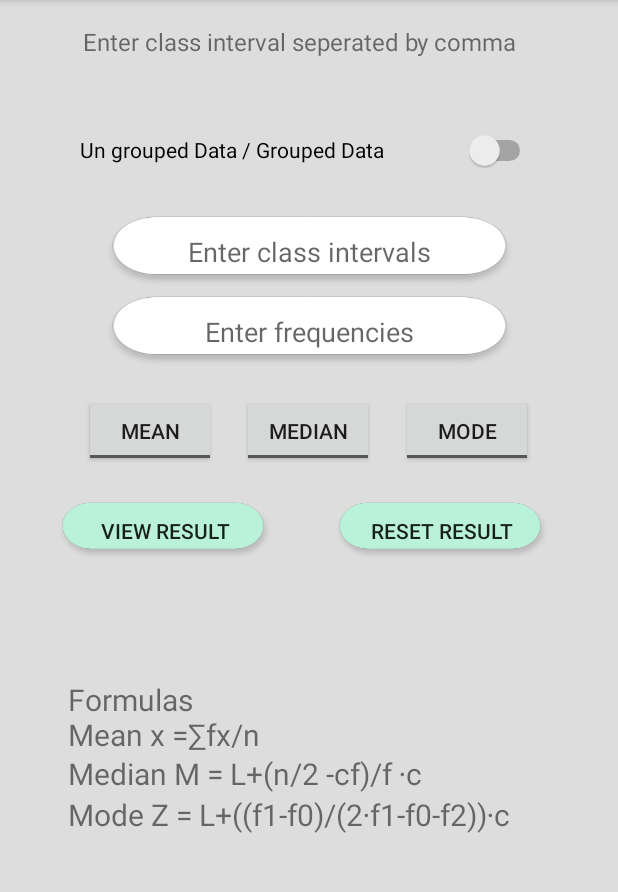
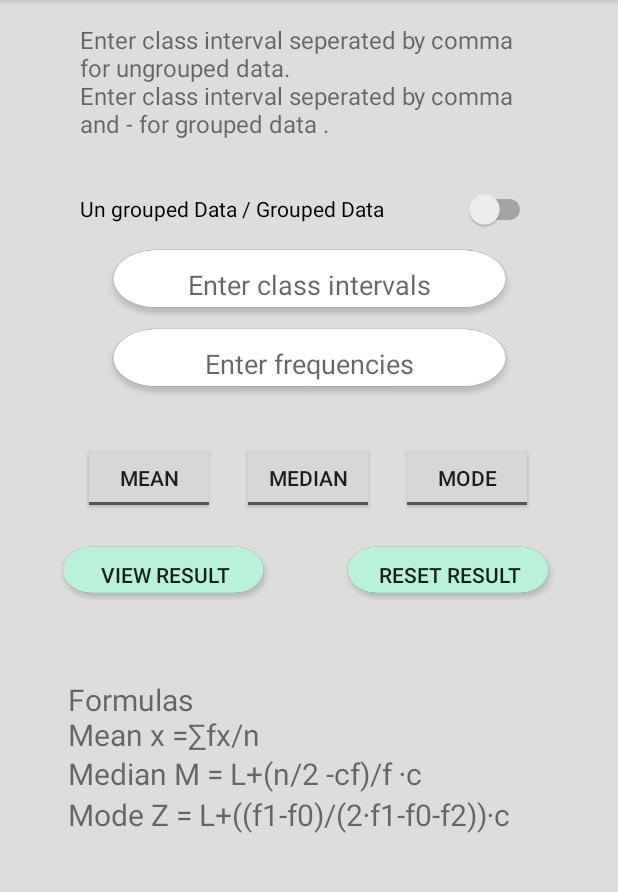
Before and after one commit to aditya0072001/Stats, an Android app: the screen it shows after launch (MainActivity), on a phone screen of 412 x 824 dp, the part 84-976 px from its top. Run offline under Robolectric (Android 15) with nearby library versions, the phone set to English and light mode, and no system bars; 4 statements that could not run were skipped.

Commit message:
fixed all problem project fully ready.

```diff
--- a/app/src/main/res/layout/activity_main.xml
+++ b/app/src/main/res/layout/activity_main.xml
@@ -13,47 +13,47 @@
         android:layout_width="279dp"
         android:layout_height="50dp"
         android:background="@drawable/input"
-        android:hint="Enter frequencies"
+        android:hint="@string/enter_frequencies"
         android:textAlignment="center"
         app:layout_constraintBottom_toBottomOf="parent"
         app:layout_constraintEnd_toEndOf="parent"
         app:layout_constraintStart_toStartOf="parent"
         app:layout_constraintTop_toTopOf="parent"
-        app:layout_constraintVertical_bias="0.273" />
+        app:layout_constraintVertical_bias="0.303" />
 
     <Button
         android:id="@+id/viewresult"
         android:layout_width="148dp"
         android:layout_height="42dp"
         android:background="@drawable/reset"
-        android:text="View Result"
+        android:text="@string/view_result"
         android:textAlignment="center"
         app:layout_constraintBottom_toBottomOf="parent"
         app:layout_constraintEnd_toEndOf="parent"
         app:layout_constraintHorizontal_bias="0.136"
         app:layout_constraintStart_toStartOf="parent"
         app:layout_constraintTop_toTopOf="parent"
-        app:layout_constraintVertical_bias="0.458" />
+        app:layout_constraintVertical_bias="0.499" />
 
     <ToggleButton
         android:id="@+id/mode"
         android:layout_width="wrap_content"
         android:layout_height="wrap_content"
-        android:textOff="Mode"
-        android:textOn="Mode"
+        android:textOff="@string/mode"
+        android:textOn="@string/mode"
         app:layout_constraintBottom_toBottomOf="parent"
         app:layout_constraintEnd_toEndOf="parent"
         app:layout_constraintHorizontal_bias="0.826"
         app:layout_constraintStart_toStartOf="parent"
         app:layout_constraintTop_toTopOf="parent"
-        app:layout_constraintVertical_bias="0.366" />
+        app:layout_constraintVertical_bias="0.409" />
 
     <TextView
         android:id="@+id/welcome"
-        android:layout_width="300dp"
-        android:layout_height="42dp"
-        android:text="Enter class interval seperated by comma"
-        android:textSize="16dp"
+        android:layout_width="304dp"
+        android:layout_height="88dp"
+        android:text="@string/enter_class_interval_seperated_by_comma"
+        android:textSize="16sp"
         app:layout_constraintBottom_toBottomOf="parent"
         app:layout_constraintHorizontal_bias="0.495"
         app:layout_constraintLeft_toLeftOf="parent"
@@ -66,19 +66,19 @@
         android:layout_width="279dp"
         android:layout_height="50dp"
         android:background="@drawable/input"
-        android:hint="Enter class intervals"
+        android:hint="@string/enter_class_intervals"
         android:textAlignment="center"
         app:layout_constraintBottom_toBottomOf="parent"
         app:layout_constraintEnd_toEndOf="parent"
         app:layout_constraintStart_toStartOf="parent"
         app:layout_constraintTop_toTopOf="parent"
-        app:layout_constraintVertical_bias="0.199" />
+        app:layout_constraintVertical_bias="0.229" />
 
     <TextView
         android:id="@+id/formulas"
         android:layout_width="328dp"
         android:layout_height="251dp"
-        android:textSize="20dp"
+        android:textSize="20sp"
         app:layout_constraintBottom_toBottomOf="parent"
         app:layout_constraintEnd_toEndOf="parent"
         app:layout_constraintHorizontal_bias="0.543"
@@ -91,53 +91,53 @@
         android:layout_width="148dp"
         android:layout_height="42dp"
         android:background="@drawable/reset"
-        android:text="Reset Result"
+        android:text="@string/reset_result"
         android:textAlignment="center"
         app:layout_constraintBottom_toBottomOf="parent"
         app:layout_constraintEnd_toEndOf="parent"
-        app:layout_constraintHorizontal_bias="0.836"
+        app:layout_constraintHorizontal_bias="0.855"
         app:layout_constraintStart_toStartOf="parent"
         app:layout_constraintTop_toTopOf="parent"
-        app:layout_constraintVertical_bias="0.458" />
+        app:layout_constraintVertical_bias="0.499" />
 
     <ToggleButton
         android:id="@+id/mean"
         android:layout_width="wrap_content"
         android:layout_height="wrap_content"
-        android:textOff="Mean"
-        android:textOn="Mean"
+        android:textOff="@string/mean"
+        android:textOn="@string/mean"
         app:layout_constraintBottom_toBottomOf="parent"
         app:layout_constraintEnd_toEndOf="parent"
-        app:layout_constraintHorizontal_bias="0.173"
+        app:layout_constraintHorizontal_bias="0.17"
         app:layout_constraintStart_toStartOf="parent"
         app:layout_constraintTop_toTopOf="parent"
-        app:layout_constraintVertical_bias="0.366" />
+        app:layout_constraintVertical_bias="0.409" />
 
     <ToggleButton
         android:id="@+id/median"
         android:layout_width="wrap_content"
         android:layout_height="wrap_content"
-        android:textOff="Median"
-        android:textOn="Median"
+        android:textOff="@string/median"
+        android:textOn="@string/median"
         app:layout_constraintBottom_toBottomOf="parent"
         app:layout_constraintEnd_toEndOf="parent"
         app:layout_constraintHorizontal_bias="0.498"
         app:layout_constraintStart_toStartOf="parent"
         app:layout_constraintTop_toTopOf="parent"
-        app:layout_constraintVertical_bias="0.366" />
+        app:layout_constraintVertical_bias="0.409" />
 
     <Switch
         android:id="@+id/dataselect"
         android:layout_width="304dp"
         android:layout_height="45dp"
-        android:text="Un grouped Data / Grouped Data"
-        android:textOff="U"
-        android:textOn="G"
+        android:text="@string/un_grouped_data_grouped_data"
+        android:textOff="@string/u"
+        android:textOn="@string/g"
         app:layout_constraintBottom_toBottomOf="parent"
         app:layout_constraintEnd_toEndOf="parent"
         app:layout_constraintHorizontal_bias="0.495"
         app:layout_constraintStart_toStartOf="parent"
         app:layout_constraintTop_toTopOf="parent"
-        app:layout_constraintVertical_bias="0.107" />
+        app:layout_constraintVertical_bias="0.161" />
 
 </androidx.constraintlayout.widget.ConstraintLayout>
--- a/app/src/main/res/values/strings.xml
+++ b/app/src/main/res/values/strings.xml
@@ -1,3 +1,14 @@
 <resources>
     <string name="app_name">Stats</string>
+    <string name="enter_frequencies">Enter frequencies</string>
+    <string name="view_result">View Result</string>
+    <string name="mode">Mode</string>
+    <string name="enter_class_interval_seperated_by_comma">Enter class interval seperated by comma for ungrouped data.\nEnter class interval seperated by comma and - for grouped data .</string>
+    <string name="enter_class_intervals">Enter class intervals</string>
+    <string name="reset_result">Reset Result</string>
+    <string name="mean">Mean</string>
+    <string name="median">Median</string>
+    <string name="un_grouped_data_grouped_data">Un grouped Data / Grouped Data</string>
+    <string name="u">U</string>
+    <string name="g">G</string>
 </resources>
```
